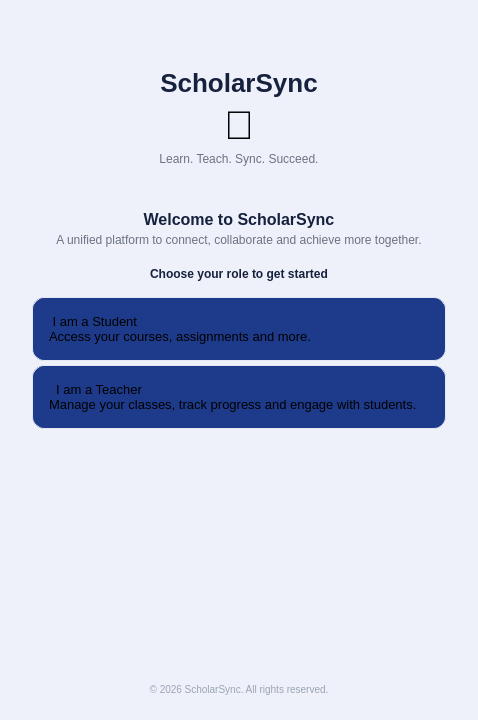
Above: mainwindow.ui from jasminein-pixel/Scholarsync before the change. Below: the same form after it.
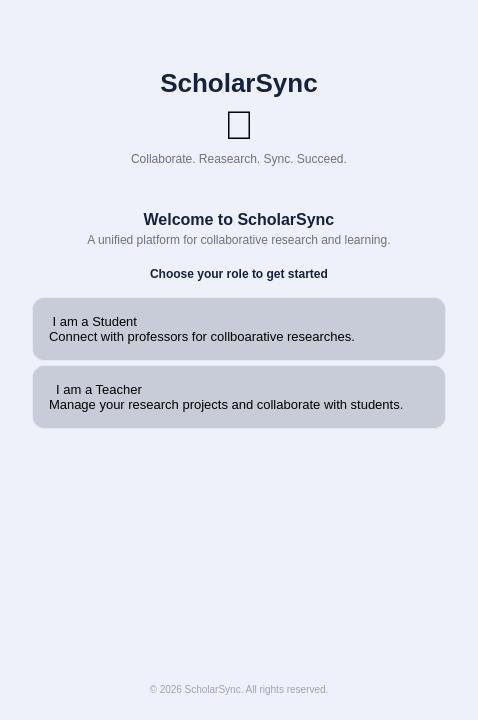
That is the form after the change.

Patch:
```diff
--- a/mainwindow.ui
+++ b/mainwindow.ui
@@ -84,7 +84,7 @@
            <string notr="true">font-size: 12px; color: #6b7280; margin-bottom: 24px;</string>
           </property>
           <property name="text">
-           <string>Learn. Teach. Sync. Succeed.</string>
+           <string>Collaborate. Reasearch. Sync. Succeed.</string>
           </property>
           <property name="alignment">
            <set>Qt::AlignmentFlag::AlignHCenter</set>
@@ -110,7 +110,7 @@
            <string notr="true">font-size: 12px; color: #6b7280; margin-bottom: 16px;</string>
           </property>
           <property name="text">
-           <string>A unified platform to connect, collaborate and achieve more together.</string>
+           <string>A unified platform for collaborative research and learning.</string>
           </property>
           <property name="alignment">
            <set>Qt::AlignmentFlag::AlignHCenter</set>
@@ -139,11 +139,11 @@
            <cursorShape>PointingHandCursor</cursorShape>
           </property>
           <property name="styleSheet">
-           <string notr="true">QPushButton { background-color: #1E3A8A; border: 1px solid #e3e8f5; border-radius: 12px; padding: 16px; text-align: left; font-size: 13px; } QPushButton:hover { background-color: #eef1ff; border: 1px solid #c7d2f5; }</string>
+           <string notr="true">QPushButton { background-color: #c7ccd8; border: 1px solid #e3e8f5; border-radius: 12px; padding: 16px; text-align: left; font-size: 13px; } QPushButton:hover { background-color: #7680ab; border: 1px solid #c7d2f5; }</string>
           </property>
           <property name="text">
            <string> I am a Student
-Access your courses, assignments and more.</string>
+Connect with professors for collboarative researches.</string>
           </property>
          </widget>
         </item>
@@ -156,11 +156,11 @@
            <cursorShape>PointingHandCursor</cursorShape>
           </property>
           <property name="styleSheet">
-           <string notr="true">QPushButton { background-color: #1E3A8A; border: 1px solid #e3e8f5; border-radius: 12px; padding: 16px; text-align: left; font-size: 13px; } QPushButton:hover { background-color: #eef1ff; border: 1px solid #c7d2f5; }</string>
+           <string notr="true">QPushButton { background-color: #c7ccd8; border: 1px solid #e3e8f5; border-radius: 12px; padding: 16px; text-align: left; font-size: 13px; } QPushButton:hover { background-color: #7680ab; border: 1px solid #c7d2f5; }</string>
           </property>
           <property name="text">
            <string>  I am a Teacher
-Manage your classes, track progress and engage with students.</string>
+Manage your research projects and collaborate with students.</string>
           </property>
          </widget>
         </item>
```
